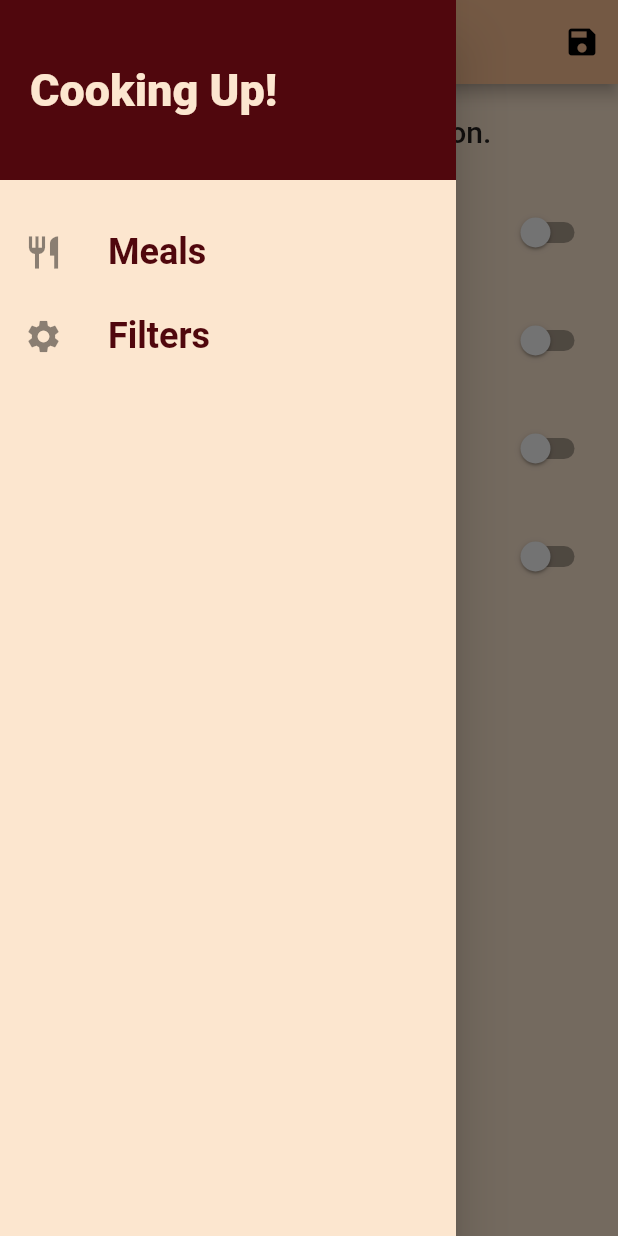
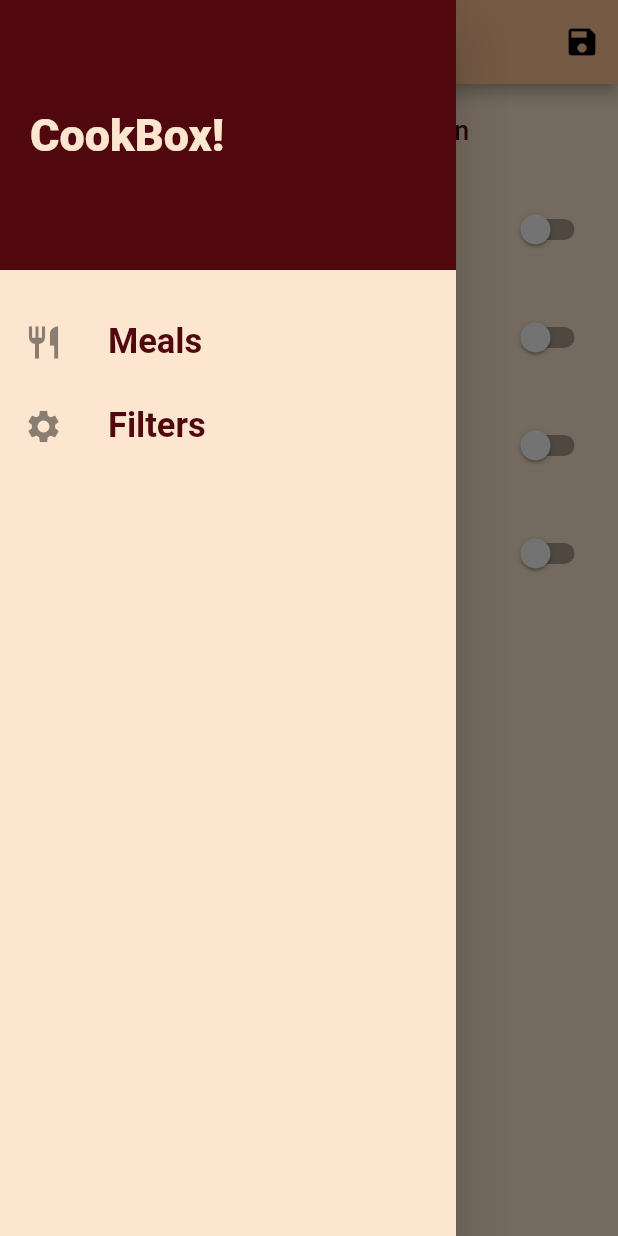
Before and after one commit to HalimawMagGusion/recipe_app, a Flutter app: the FiltersScreen screen opened by its route, with the side drawer open, on a phone screen of 412 x 824 dp. Run offline on Flutter 3.47's test engine with Material 2 defaults, Android fonts, the phone set to English and light mode, and no system bars; Roboto replaces fonts that are missing (Hummington).

Commit message:
improved style and layout

```diff
--- a/lib/screens/filters_screen.dart
+++ b/lib/screens/filters_screen.dart
@@ -1,5 +1,3 @@
-
-
 import 'package:flutter/material.dart';
 
 import '../widgets/main_drawer.dart';
@@ -10,7 +8,8 @@ class FiltersScreen extends StatefulWidget {
   final Function saveFilters;
   final Map<String, bool> currentFilters;
 
-  const FiltersScreen(this.currentFilters, this.saveFilters, {Key key}) : super(key: key);
+  const FiltersScreen(this.currentFilters, this.saveFilters, {Key key})
+      : super(key: key);
 
   @override
   _FiltersScreenState createState() => _FiltersScreenState();
@@ -73,8 +72,12 @@ class _FiltersScreenState extends State<FiltersScreen> {
           Container(
             padding: const EdgeInsets.all(20),
             child: Text(
-              'Adjust your meal selection.',
-              style: Theme.of(context).textTheme.titleLarge,
+              'Adjust your meal selection',
+              style: Theme.of(context)
+                  .textTheme
+                  .bodyText1
+                  ?.copyWith(fontSize: 18 // Replace with your desired font size
+                      ),
             ),
           ),
           Expanded(
--- a/lib/screens/tabs_screen.dart
+++ b/lib/screens/tabs_screen.dart
@@ -23,7 +23,7 @@ class _TabsScreenState extends State<TabsScreen> {
     _pages = [
       {
         'page': const CategoriesScreen(),
-        'title': 'Categories',
+        'title': 'CookBox!',
       },
       {
         'page': FavoritesScreen(widget.favoriteMeals),
--- a/lib/widgets/main_drawer.dart
+++ b/lib/widgets/main_drawer.dart
@@ -15,7 +15,7 @@ class MainDrawer extends StatelessWidget {
         title,
         style: const TextStyle(
           fontFamily: 'Hummington',
-          fontSize: 24,
+          fontSize: 23,
           fontWeight: FontWeight.bold,
         ),
       ),
@@ -29,13 +29,13 @@ class MainDrawer extends StatelessWidget {
       child: Column(
         children: <Widget>[
           Container(
-            height: 120,
+            height: 180,
             width: double.infinity,
             padding: const EdgeInsets.all(20),
             alignment: Alignment.centerLeft,
             color: const Color(0xFF50070D),
             child: const Text(
-              'Cooking Up!',
+              'CookBox!',
               style: TextStyle(
                   fontWeight: FontWeight.w900,
                   fontSize: 30,
--- a/pubspec.yaml
+++ b/pubspec.yaml
@@ -25,3 +25,6 @@ flutter:
     - family: VAGRounded
       fonts:
         - asset: assets/fonts/VAGRoundedNext-Regular.ttf
+
+flutter_riverpod: ^2.3.2
+transparent_image: ^2.0.0
```
Also changed, not shown: lib/screens/meal_detail_screen.dart (+16 -10 lines), lib/widgets/category_item.dart (+13 -0 lines), lib/widgets/meal_item.dart (+33 -13 lines).
